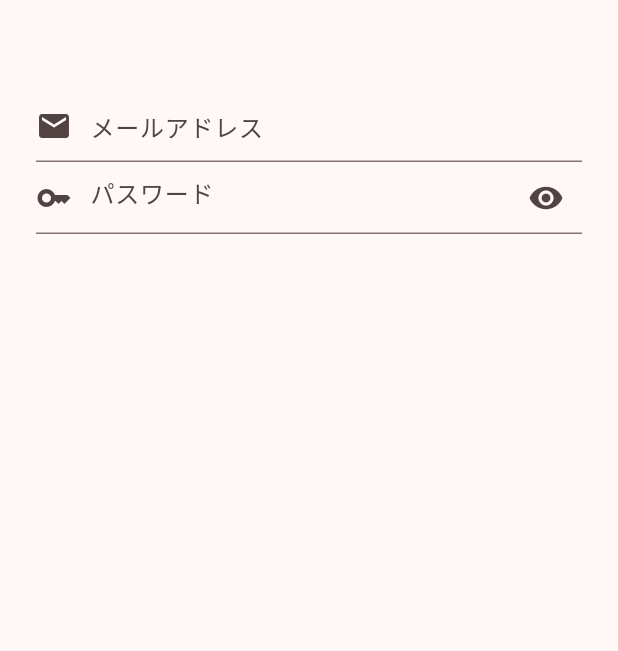
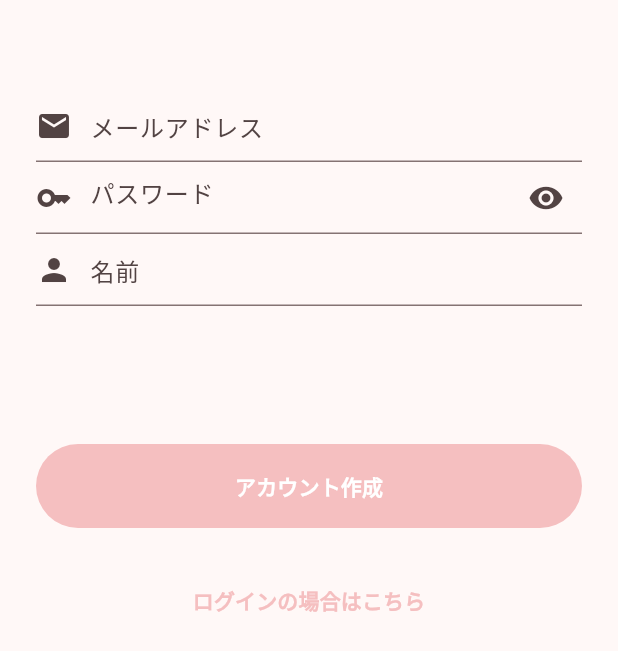
Before and after one commit to gentixyann/h_calender, a Flutter app: the screen it shows after launch, on a phone screen of 412 x 824 dp. Shown: the top 651 px of the screen. Run offline on Flutter 3.47's test engine with Material 3 defaults, Android fonts, the phone set to English and light mode, and no system bars; our stand-ins replace flutter_riverpod, go_router, table_calendar.

Commit message:
sign upページの骨格done

```diff
--- a/lib/router.dart
+++ b/lib/router.dart
@@ -17,17 +17,17 @@ final GlobalKey<NavigatorState> shellNavigatorKey = GlobalKey<NavigatorState>();
 final routerProvider = Provider((ref) {
   return GoRouter(
     navigatorKey: rootNavigatorKey,
-    initialLocation: '/sign_up',
+    initialLocation: const SignUpRoute().location,
     routes: [
       ...$appRoutes,
-      GoRoute(
-        path: '/sign_in',
-        builder: (context, state) => const SignInPage(),
-      ),
-      GoRoute(
-        path: '/sign_up',
-        builder: (context, state) => const SignUpPage(),
-      ),
+      // GoRoute(
+      //   path: '/sign_in',
+      //   builder: (context, state) => const SignInPage(),
+      // ),
+      // GoRoute(
+      //   path: '/sign_up',
+      //   builder: (context, state) => const SignUpPage(),
+      // ),
     ],
   );
 });
@@ -80,3 +80,24 @@ class HomeShellBranchData extends StatefulShellBranchData {
 class SettingsShellBranchData extends StatefulShellBranchData {
   const SettingsShellBranchData();
 }
+
+// ルート定義
+@TypedGoRoute<SignInRoute>(path: '/sign_in')
+class SignInRoute extends GoRouteData {
+  const SignInRoute();
+
+  @override
+  Widget build(BuildContext context, GoRouterState state) {
+    return const SignInPage();
+  }
+}
+
+@TypedGoRoute<SignUpRoute>(path: '/sign_up')
+class SignUpRoute extends GoRouteData {
+  const SignUpRoute();
+
+  @override
+  Widget build(BuildContext context, GoRouterState state) {
+    return const SignUpPage();
+  }
+}
--- a/lib/views/pages/sign_up_page.dart
+++ b/lib/views/pages/sign_up_page.dart
@@ -17,6 +17,10 @@ class SignUpPage extends StatelessWidget {
       children: const [
         SizedBox(height: 60),
         _TextFields(),
+        SizedBox(height: 20),
+        _SignUpButton(),
+        SizedBox(height: 20),
+        _SignInButton()
       ],
     ));
   }
@@ -61,6 +65,7 @@ class _TextFields extends StatelessWidget {
         children: [
           _EmailTextField(),
           _PasswordTextField(),
+          _NameTextField(),
         ],
       ),
     );
@@ -119,6 +124,27 @@ class _PasswordTextField extends ConsumerWidget {
   }
 }
 
+class _NameTextField extends ConsumerWidget {
+  const _NameTextField();
+
+  @override
+  Widget build(BuildContext context, WidgetRef ref) {
+    return TextFormField(
+      decoration: const InputDecoration(
+        prefixIcon: _PrefixIconContainer(
+          child: Icon(Icons.person),
+        ),
+        prefixIconConstraints: _prefixIconConstraints,
+        hintText: '名前',
+        filled: false,
+      ),
+      keyboardType: TextInputType.text,
+      controller: ref.watch(nameProvider),
+      validator: nameValidator,
+    );
+  }
+}
+
 class _PrefixIconContainer extends StatelessWidget {
   const _PrefixIconContainer({required this.child});
 
@@ -129,6 +155,64 @@ class _PrefixIconContainer extends StatelessWidget {
     return Container(
       padding: const EdgeInsets.only(right: 8),
       width: 32,
+      child: child,
+    );
+  }
+}
+
+class _SignUpButton extends ConsumerWidget {
+  const _SignUpButton();
+
+  @override
+  Widget build(BuildContext context, WidgetRef ref) {
+    return _ButtonSizedBox(
+      child: FilledButton(
+        onPressed: () => print('サブミット'),
+        child: const FittedBox(
+          child: Text(
+            'アカウント作成',
+            style: TextStyle(fontWeight: FontWeight.bold),
+          ),
+        ),
+      ),
+    );
+  }
+}
+
+class _SignInButton extends ConsumerWidget {
+  const _SignInButton();
+
+  @override
+  Widget build(BuildContext context, WidgetRef ref) {
+    return _ButtonSizedBox(
+      child: TextButton(
+        onPressed: () {
+          const SignInRoute().push<void>(context);
+        },
+        child: const FittedBox(
+          child: Column(
+            mainAxisSize: MainAxisSize.min,
+            children: [
+              Text('ログインの場合はこちら',
+                  style: TextStyle(fontWeight: FontWeight.bold)),
+            ],
+          ),
+        ),
+      ),
+    );
+  }
+}
+
+class _ButtonSizedBox extends StatelessWidget {
+  const _ButtonSizedBox({required this.child});
+
+  final Widget child;
+
+  @override
+  Widget build(BuildContext context) {
+    return SizedBox(
+      width: double.infinity,
+      height: 56,
       child: child,
     );
   }
```
Also changed, not shown: lib/router.g.dart.
